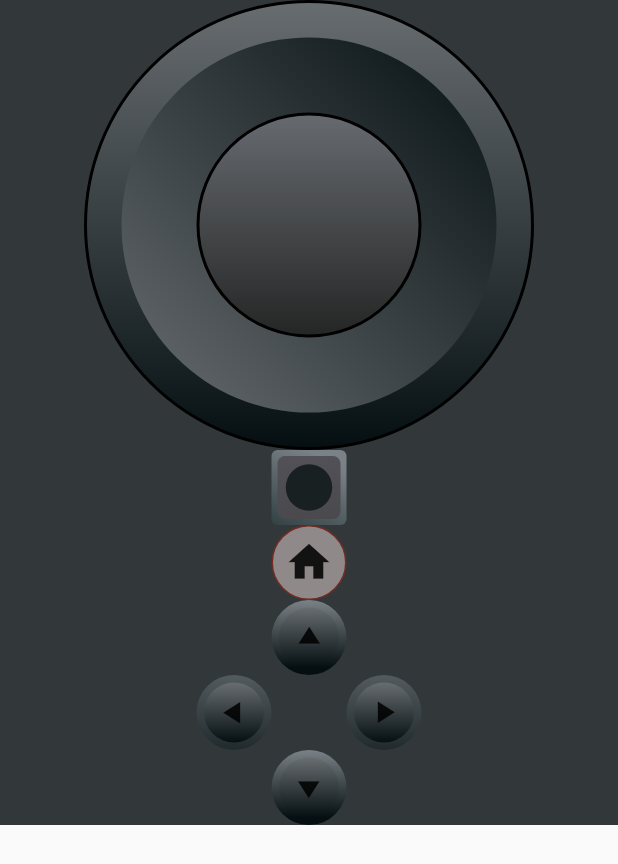
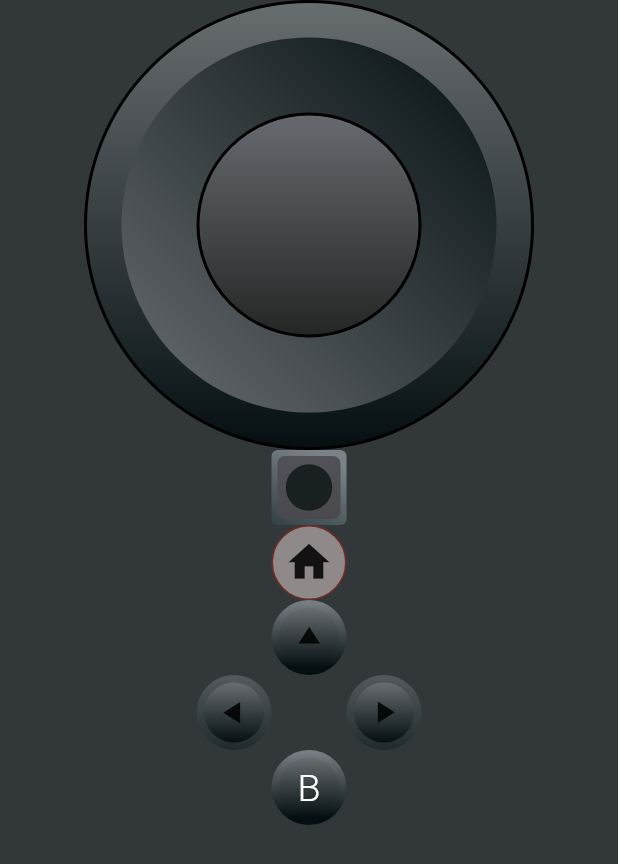
Before and after one commit to GustavoRodriguesDev/nintendo_switch, a Flutter app: the screen it shows after launch, on a phone screen of 412 x 824 dp. Shown: the top 864 px of the screen. Run offline on Flutter 3.47's test engine with Material 2 defaults, Android fonts, the phone set to English and light mode, and no system bars.

Commit message:
ajustado font botões

```diff
--- a/lib/componentes/direcionais/Direcional.dart
+++ b/lib/componentes/direcionais/Direcional.dart
@@ -11,6 +11,7 @@ class Direcional extends StatelessWidget {
   final AlignmentGeometry gradientBegin;
   final AlignmentGeometry gradientEnd;
   final double angule;
+  final String? letterButton;
   const Direcional({
     Key? key,
     required this.containerUm,
@@ -19,6 +20,7 @@ class Direcional extends StatelessWidget {
     required this.gradientEnd,
     required this.sizeIcom,
     required this.angule,
+    this.letterButton,
   }) : super(key: key);
 
   @override
@@ -53,7 +55,22 @@ class Direcional extends StatelessWidget {
                 Color(0xFF050F11),
               ]),
         ),
-        child: Transform(
+        child: letterButton != null
+            ? Align(
+                alignment: Alignment.bottomCenter,
+                child: Padding(
+                  padding: const EdgeInsets.all(6.0),
+                  child: Text(
+                    letterButton!,
+                    textAlign: TextAlign.end,
+                    style: TextStyle(
+                        color: Colors.white,
+                        fontSize: 25,
+                        fontWeight: FontWeight.w300),
+                  ),
+                ),
+              )
+            : Transform(
                 alignment: Alignment.center,
                 transform: Matrix4.rotationZ(angule * pi / 180),
                 child: Icon(
--- a/lib/componentes/directionalButton.dart
+++ b/lib/componentes/directionalButton.dart
@@ -58,12 +58,14 @@ class DirectionalButton extends StatelessWidget {
             left: 10,
             right: 10,
             child: Direcional(
-                containerUm: 50,
-                containerDOis: 40,
-                sizeIcom: 25,
-                gradientBegin: Alignment.bottomCenter,
-                gradientEnd: Alignment.topCenter,
-                angule: 90),
+              containerUm: 50,
+              containerDOis: 40,
+              sizeIcom: 25,
+              gradientBegin: Alignment.bottomCenter,
+              gradientEnd: Alignment.topCenter,
+              angule: 90,
+              letterButton: 'B',
+            ),
           ),
         ],
       ),
--- a/lib/nintendo.dart
+++ b/lib/nintendo.dart
@@ -17,8 +17,7 @@ class _NintendoSwitchState extends State<NintendoSwitch> {
   @override
   Widget build(BuildContext context) {
     return Scaffold(
-      body: ListView(children: [
-        Container(
+      body: Container(
         width: MediaQuery.of(context).size.width,
         color: Color(0xFF32383A),
         child: Column(
@@ -32,7 +31,6 @@ class _NintendoSwitchState extends State<NintendoSwitch> {
           ],
         ),
       ),
-      ]),
     );
   }
 }
```
Lines whose indentation alone changed are shown as unchanged.
